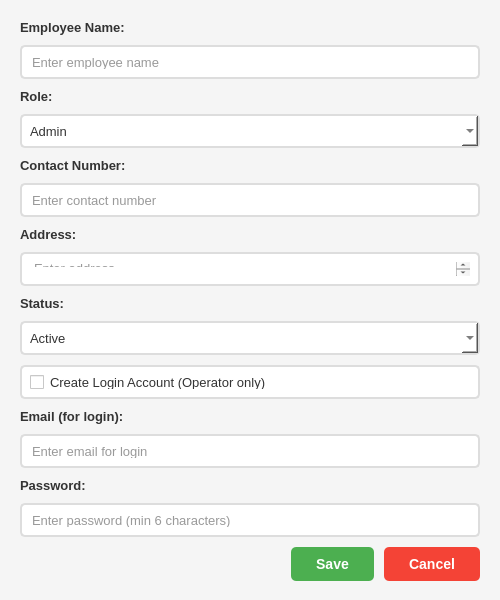
First picture: the form in ui/employee_dialog.ui, repository SmitProgrammer/TrackMill, before the edit.
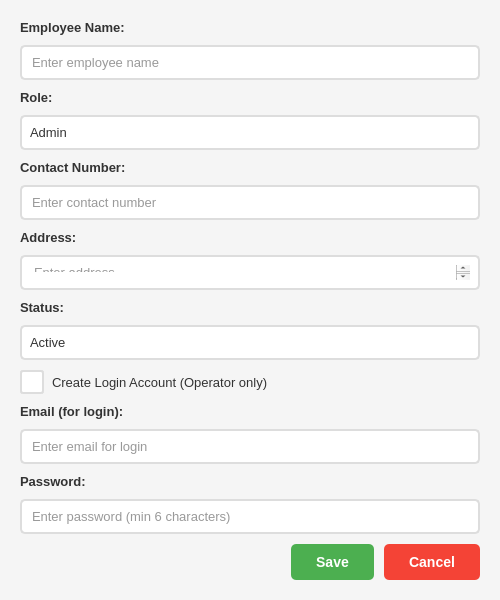
Second picture: the form after the edit.

```diff
--- a/ui/employee_dialog.ui
+++ b/ui/employee_dialog.ui
@@ -36,7 +36,7 @@
     font-weight: bold;
 }
 
-QLineEdit, QTextEdit, QComboBox, QCheckBox {
+QLineEdit, QTextEdit, QSpinBox, QDoubleSpinBox {
     padding: 8px;
     border: 2px solid #ddd;
     border-radius: 5px;
@@ -49,6 +49,100 @@
     border: 2px solid #2196F3;
 }
 
+QComboBox {
+    padding: 8px;
+    border: 2px solid #ddd;
+    border-radius: 5px;
+    font-size: 13px;
+    background-color: white;
+    color: #333;
+}
+
+QComboBox:focus {
+    border: 2px solid #2196F3;
+}
+
+QComboBox::drop-down {
+    border: none;
+    width: 30px;
+}
+
+QComboBox::down-arrow {
+    image: none;
+    border-left: 5px solid transparent;
+    border-right: 5px solid transparent;
+    border-top: 5px solid #333;
+    margin-right: 10px;
+}
+
+QComboBox QAbstractItemView {
+    background-color: white;
+    color: #333;
+    selection-background-color: #2196F3;
+    selection-color: white;
+    border: 1px solid #ddd;
+}
+
+QDateEdit, QDateTimeEdit {
+    padding: 8px;
+    border: 2px solid #ddd;
+    border-radius: 5px;
+    font-size: 13px;
+    background-color: white;
+    color: #333;
+}
+
+QDateEdit:focus, QDateTimeEdit:focus {
+    border: 2px solid #2196F3;
+}
+
+QDateEdit::drop-down, QDateTimeEdit::drop-down {
+    border: none;
+    width: 30px;
+}
+
+QDateEdit::down-arrow, QDateTimeEdit::down-arrow {
+    image: none;
+    border-left: 5px solid transparent;
+    border-right: 5px solid transparent;
+    border-top: 5px solid #333;
+    margin-right: 10px;
+}
+
+QDateEdit QAbstractItemView, QDateTimeEdit QAbstractItemView {
+    background-color: white;
+    color: #333;
+    selection-background-color: #2196F3;
+    selection-color: white;
+}
+
+QCheckBox {
+    font-size: 13px;
+    color: #333;
+    spacing: 8px;
+}
+
+QCheckBox::indicator {
+    width: 20px;
+    height: 20px;
+    border: 2px solid #ddd;
+    border-radius: 3px;
+    background-color: white;
+}
+
+QCheckBox::indicator:checked {
+    background-color: #2196F3;
+    border-color: #2196F3;
+    image: none;
+}
+
+QCheckBox::indicator:checked:after {
+    content: "✓";
+    color: white;
+    font-size: 16px;
+    font-weight: bold;
+}
+
 QPushButton#btnSave {
     background-color: #4CAF50;
     color: white;
```
Left out of the diff: 2 changed lines with no effect on the pictures.
